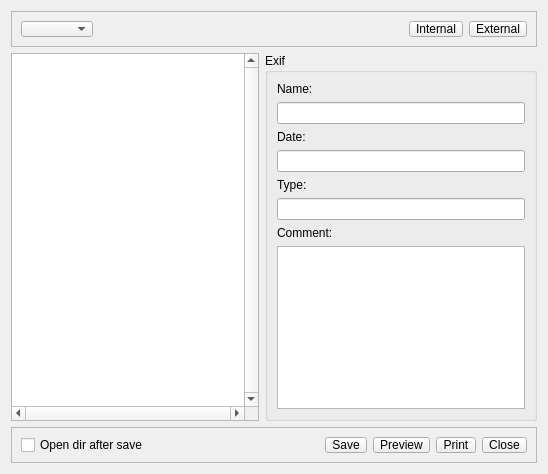
This is src/formimagematrix.ui in h4tr3d/photodoc-ng as Qt 5 draws it before an edit. The edited form follows.
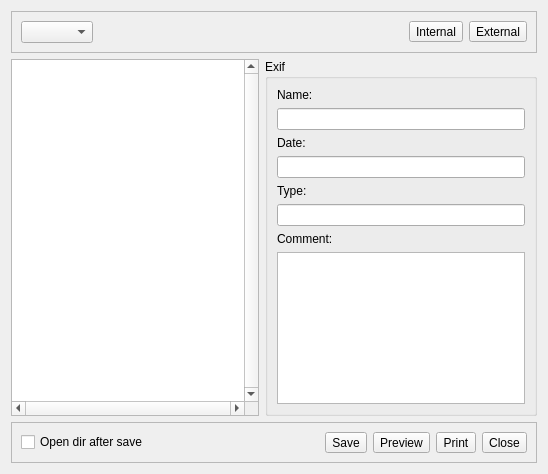
This is the edited form.

```diff
--- a/src/formimagematrix.ui
+++ b/src/formimagematrix.ui
@@ -17,7 +17,7 @@
    <item>
     <widget class="QFrame" name="frame">
      <property name="sizePolicy">
-      <sizepolicy hsizetype="Preferred" vsizetype="Fixed">
+      <sizepolicy hsizetype="Preferred" vsizetype="Preferred">
        <horstretch>0</horstretch>
        <verstretch>0</verstretch>
       </sizepolicy>
@@ -25,7 +25,7 @@
      <property name="minimumSize">
       <size>
        <width>0</width>
-       <height>36</height>
+       <height>0</height>
       </size>
      </property>
      <property name="frameShape">
@@ -154,7 +154,7 @@
    <item>
     <widget class="QFrame" name="frame_2">
      <property name="sizePolicy">
-      <sizepolicy hsizetype="Preferred" vsizetype="Fixed">
+      <sizepolicy hsizetype="Preferred" vsizetype="Preferred">
        <horstretch>0</horstretch>
        <verstretch>0</verstretch>
       </sizepolicy>
@@ -162,7 +162,7 @@
      <property name="minimumSize">
       <size>
        <width>0</width>
-       <height>36</height>
+       <height>0</height>
       </size>
      </property>
      <property name="frameShape">
```
Left out of the diff: 46 changed lines with no effect on the pictures.
